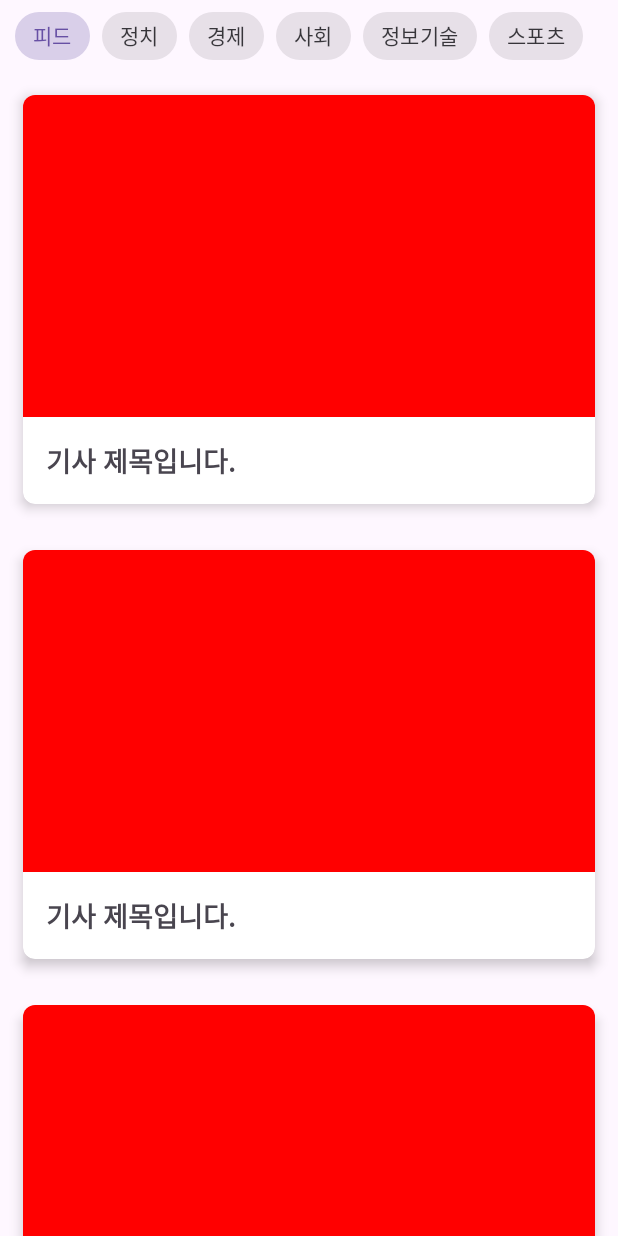
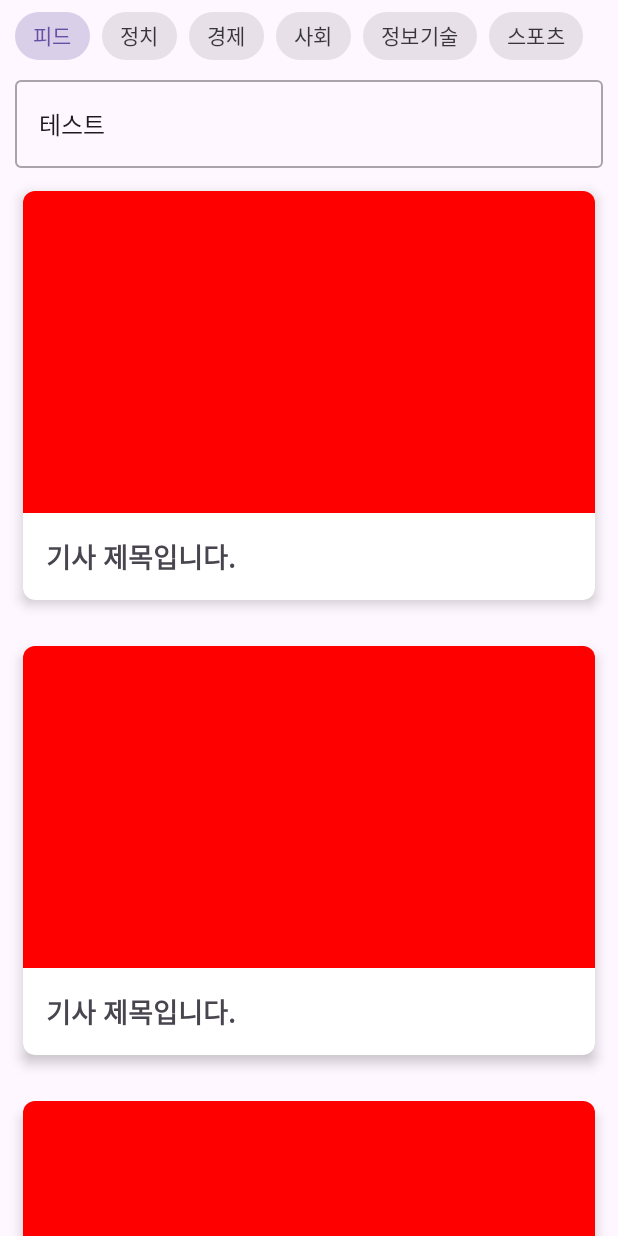
Before and after one commit to Collaborative-Code-Wave/Android-Basics, an Android app: the layout activity_main.xml on its own in the app's theme, with its tools: preview values and no code run, on a phone screen of 412 x 824 dp. Run offline under Robolectric (Android 15) with nearby library versions, the phone set to English and light mode, and no system bars.

Commit message:
feat: 검색 기능 넣어보기

```diff
--- a/chapter13/app/src/main/java/code/wave/chapter13/MainActivity.kt
+++ b/chapter13/app/src/main/java/code/wave/chapter13/MainActivity.kt
@@ -1,9 +1,12 @@
 package code.wave.chapter13
 
+import android.content.Context
 import android.content.Intent
 import android.net.Uri
 import androidx.appcompat.app.AppCompatActivity
 import android.os.Bundle
+import android.view.inputmethod.EditorInfo
+import android.view.inputmethod.InputMethodManager
 import androidx.recyclerview.widget.LinearLayoutManager
 import code.wave.chapter13.adapter.NewsAdapter
 import code.wave.chapter13.databinding.ActivityMainBinding
@@ -15,6 +18,7 @@ import org.jsoup.Jsoup
 import retrofit2.Call
 import retrofit2.Callback
 import retrofit2.Response
+import java.lang.Exception
 
 class MainActivity : AppCompatActivity() {
   private lateinit var binding: ActivityMainBinding
@@ -53,28 +57,40 @@ class MainActivity : AppCompatActivity() {
       binding.economyChip.isChecked = true
 
       newsService.economyNews().submitList()
-
     }
     binding.societyChip.setOnClickListener {
       binding.chipGroup.clearCheck()
       binding.societyChip.isChecked = true
 
       newsService.societyNews().submitList()
-
     }
     binding.itChip.setOnClickListener {
       binding.chipGroup.clearCheck()
       binding.itChip.isChecked = true
 
       newsService.itNews().submitList()
-
     }
     binding.sportChip.setOnClickListener {
       binding.chipGroup.clearCheck()
       binding.sportChip.isChecked = true
 
       newsService.sportNews().submitList()
+    }
 
+    binding.searchEditText.setOnEditorActionListener { v, actionId, event ->
+      if (actionId == EditorInfo.IME_ACTION_SEARCH){
+        binding.chipGroup.clearCheck()
+
+        binding.searchEditText.clearFocus()
+
+        val imm = getSystemService(Context.INPUT_METHOD_SERVICE) as InputMethodManager
+        imm.hideSoftInputFromWindow(v.windowToken, 0)
+
+        newsService.search(binding.searchEditText.text.toString()).submitList()
+
+        return@setOnEditorActionListener true
+      }
+      return@setOnEditorActionListener false
     }
 
     requestMainFeed()
@@ -93,6 +109,7 @@ class MainActivity : AppCompatActivity() {
 
         list.forEachIndexed { index, newsModel ->
           Thread {
+            try {
               val jsoup = Jsoup.connect(newsModel.link).get()
               val elements = jsoup.select("a[jsname=tljFtd]")
               val anchor = elements.first()
@@ -108,6 +125,9 @@ class MainActivity : AppCompatActivity() {
               runOnUiThread {
                 newsAdapter.notifyItemChanged(index)
               }
+            } catch (e: Exception) {
+              e.printStackTrace()
+            }
           }.start()
         }
       }
--- a/chapter13/app/src/main/java/code/wave/chapter13/service/NewsService.kt
+++ b/chapter13/app/src/main/java/code/wave/chapter13/service/NewsService.kt
@@ -3,6 +3,7 @@ package code.wave.chapter13.service
 import code.wave.chapter13.model.NewsRss
 import retrofit2.Call
 import retrofit2.http.GET
+import retrofit2.http.Query
 
 interface NewsService {
 
@@ -23,4 +24,7 @@ interface NewsService {
 
   @GET("/rss/topics/CAAqJggKIiBDQkFTRWdvSUwyMHZNRFp1ZEdvU0FtdHZHZ0pMVWlnQVAB?hl=ko&gl=KR&ceid=KR%3Ako")
   fun sportNews(): Call<NewsRss>
+
+  @GET("/rss/search?hl=ko&gl=KR&ceid=KR%3Ako")
+  fun search(@Query("q") query: String): Call<NewsRss>
 }
--- a/chapter13/app/src/main/res/layout/activity_main.xml
+++ b/chapter13/app/src/main/res/layout/activity_main.xml
@@ -8,17 +8,17 @@
 
   <HorizontalScrollView
     android:id="@+id/chipGroupScrollView"
+    android:layout_width="0dp"
+    android:layout_height="wrap_content"
+    app:layout_constraintEnd_toEndOf="parent"
     app:layout_constraintStart_toStartOf="parent"
-    app:layout_constraintEnd_toEndOf="parent"
-    app:layout_constraintTop_toTopOf="parent"
-    android:layout_width="0dp"
-    android:layout_height="wrap_content">
+    app:layout_constraintTop_toTopOf="parent">
 
     <com.google.android.material.chip.ChipGroup
       android:id="@+id/chipGroup"
-      android:paddingHorizontal="10dp"
       android:layout_width="wrap_content"
-      android:layout_height="wrap_content">
+      android:layout_height="wrap_content"
+      android:paddingHorizontal="10dp">
 
       <com.google.android.material.chip.Chip
         android:id="@+id/feedChip"
@@ -64,17 +64,39 @@
         android:text="@string/sport" />
 
     </com.google.android.material.chip.ChipGroup>
-
   </HorizontalScrollView>
 
   <androidx.recyclerview.widget.RecyclerView
     android:id="@+id/newsRecyclerView"
-    app:layout_constraintTop_toBottomOf="@+id/chipGroupScrollView"
+    android:layout_width="0dp"
+    android:layout_height="0dp"
     app:layout_constraintBottom_toBottomOf="parent"
+    app:layout_constraintEnd_toEndOf="parent"
     app:layout_constraintStart_toStartOf="parent"
+    app:layout_constraintTop_toBottomOf="@+id/textInputLayout"
+    tools:listitem="@layout/item_news" />
+
+
+  <com.google.android.material.textfield.TextInputLayout
+    android:id="@+id/textInputLayout"
+    style="@style/Widget.MaterialComponents.TextInputLayout.OutlinedBox"
+    android:layout_width="0dp"
+    android:layout_height="wrap_content"
+    android:layout_marginHorizontal="10dp"
+    app:endIconMode="clear_text"
     app:layout_constraintEnd_toEndOf="parent"
-    tools:listitem="@layout/item_news"
-    android:layout_width="0dp"
-    android:layout_height="0dp" />
+    app:layout_constraintStart_toStartOf="parent"
+    app:layout_constraintTop_toBottomOf="@+id/chipGroupScrollView">
+
+    <com.google.android.material.textfield.TextInputEditText
+      android:id="@+id/searchEditText"
+      android:layout_width="match_parent"
+      android:layout_height="wrap_content"
+      android:imeOptions="actionSearch"
+      android:inputType="text"
+      android:maxLines="1"
+      tools:text="테스트" />
+
+  </com.google.android.material.textfield.TextInputLayout>
 
 </androidx.constraintlayout.widget.ConstraintLayout>
```
Lines whose indentation alone changed are shown as unchanged.
